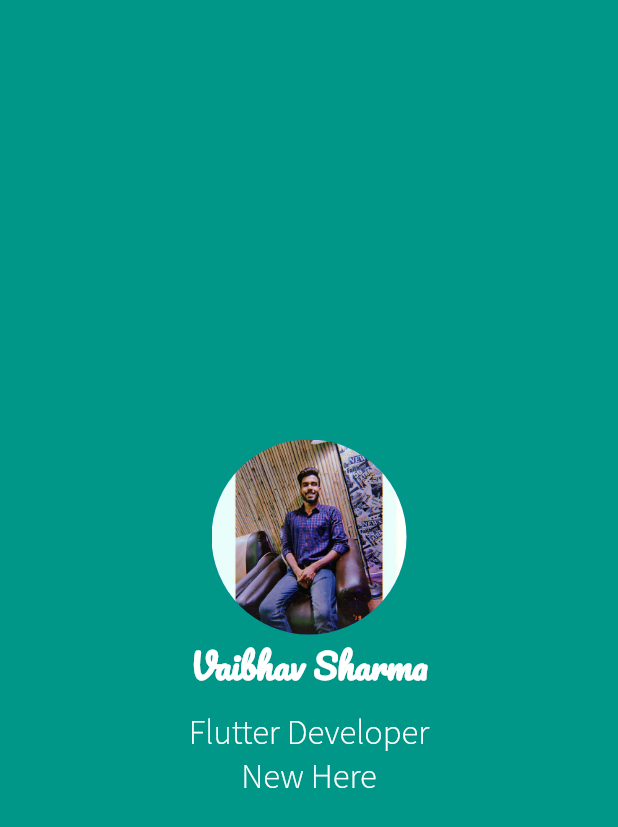
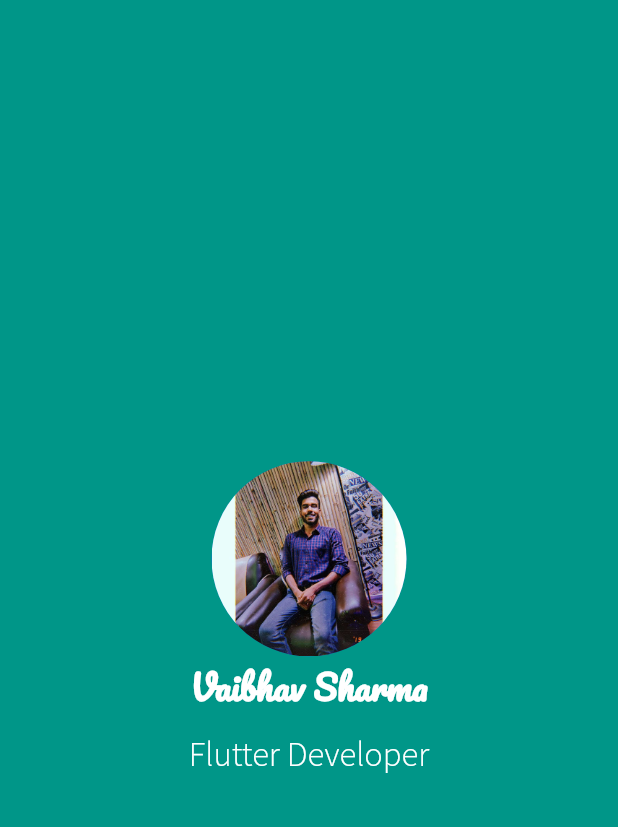
Before and after one commit to vaibhv0311/contact_card, a Flutter app: the screen it shows after launch, on a phone screen of 412 x 824 dp. Shown: the top 827 px of the screen. Run offline on Flutter 3.47's test engine with Material 2 defaults, Android fonts, the phone set to English and light mode, and no system bars.

Commit message:
undo changes

```diff
--- a/lib/main.dart
+++ b/lib/main.dart
@@ -43,15 +43,6 @@ class MyApp extends StatelessWidget {
                   fontStyle: FontStyle.normal,
                 ),
               ),
-              Text(
-                "New Here",
-                style: TextStyle(
-                  color: Colors.white,
-                  fontSize: 23,
-                  fontFamily: 'Sans Pro',
-                  fontStyle: FontStyle.normal,
-                ),
-              ),
             ],
           ),
         ),
```
